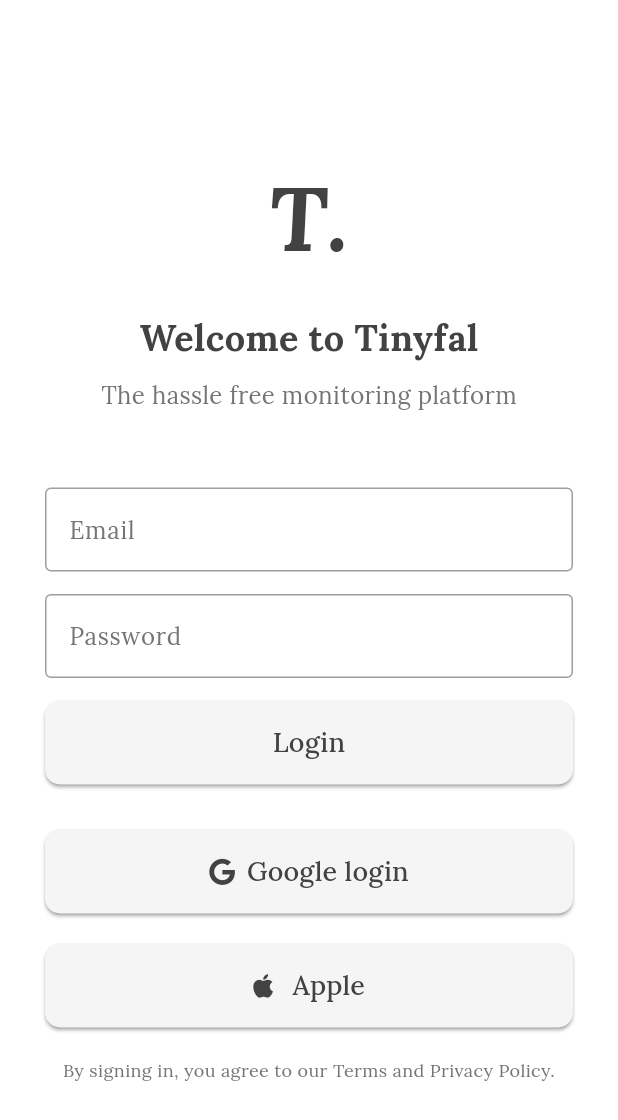
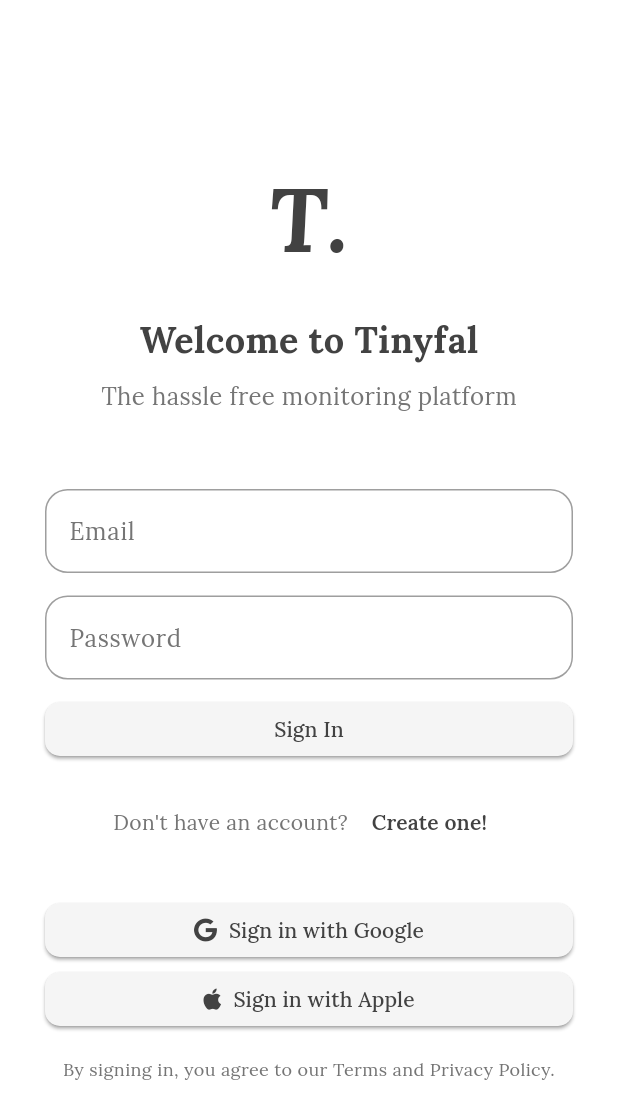
Before and after one commit to ferwanguer/tinyfal, a Flutter app: the screen it shows after launch, on a phone screen of 412 x 824 dp. Shown: the top 1120 px of the screen. Run offline on Flutter 3.47's test engine with Material 3 defaults, Android fonts, the phone set to English and light mode, and no system bars; our stand-ins replace cached_network_image, cloud_firestore, firebase_auth, firebase_core, firebase_messaging, font_awesome_flutter and 2 more; accounts and stored records are empty; generated files the repository leaves out were written again.

Commit message:
mail login and registration

```diff
--- a/tinyfal/lib/src/views/login/login.dart
+++ b/tinyfal/lib/src/views/login/login.dart
@@ -6,6 +6,7 @@
 import 'package:flutter/material.dart';
 import 'package:font_awesome_flutter/font_awesome_flutter.dart';
 import 'package:tinyfal/src/services/auth.dart';
+import 'package:tinyfal/src/views/login/register.dart';
 
 class LoginScreen extends StatelessWidget {
   const LoginScreen({super.key});
@@ -67,7 +68,9 @@
                   controller: emailController,
                   decoration: const InputDecoration(
                     labelText: 'Email',
-                    border: OutlineInputBorder(),
+                    border: OutlineInputBorder(
+                      borderRadius: BorderRadius.all(Radius.circular(15)),
+                    ),
                   ),
                   keyboardType: TextInputType.emailAddress,
                 ),
@@ -78,21 +81,25 @@
                   controller: passwordController,
                   decoration: const InputDecoration(
                     labelText: 'Password',
-                    border: OutlineInputBorder(),
+                    border: OutlineInputBorder(
+                      borderRadius: BorderRadius.all(Radius.circular(15)),
+                    ),
                   ),
                   obscureText: true,
                 ),
                 const SizedBox(height: 15),
 
                 // Login button
-                ElevatedButton(
+                SizedBox(
+                  width: 180,
+                  height: 36,
+                  child: ElevatedButton(
                     onPressed: () async {
                       try {
                         await signInWithEmail(
                           emailController.text.trim(),
                           passwordController.text,
                         );
-                      // Optionally show success or navigate
                       } catch (e) {
                         ScaffoldMessenger.of(context).showSnackBar(
                           SnackBar(content: Text('Login failed: $e')),
@@ -100,61 +107,104 @@
                       }
                     },
                     child: const Text(
-                    'Login',
-                    style: TextStyle(fontSize: 18, fontWeight: FontWeight.w500),
+                      'Sign In',
+                      style: TextStyle(
+                        fontSize: 14,
+                        fontWeight: FontWeight.w500,
+                      ),
                     ),
                     style: ElevatedButton.styleFrom(
-                    padding: const EdgeInsets.symmetric(vertical: 15),
+                      padding: const EdgeInsets.symmetric(
+                        vertical: 8,
+                        horizontal: 12,
+                      ),
                       shape: RoundedRectangleBorder(
                         borderRadius: BorderRadius.circular(10),
                       ),
                     ),
                   ),
+                ),
+                const SizedBox(height: 20),
+
+                // Create account link
+                Row(
+                  mainAxisAlignment: MainAxisAlignment.center,
+                  children: [
+                    Text(
+                      "Don't have an account? ",
+                      style: TextStyle(color: Colors.grey[600]),
+                    ),
+                    TextButton(
+                      onPressed: () {
+                        Navigator.of(context).push(
+                          MaterialPageRoute(
+                            builder: (context) => const RegisterScreen(),
+                          ),
+                        );
+                      },
+                      child: const Text(
+                        'Create one!',
+                        style: TextStyle(fontWeight: FontWeight.w600),
+                      ),
+                    ),
+                  ],
+                ),
 
                 const SizedBox(height: 30),
 
                 // Google Sign-In Button
-                ElevatedButton.icon(
+                SizedBox(
+                  width: 180,
+                  height: 36,
+                  child: ElevatedButton.icon(
                     onPressed: () {
-                    // UserCredential googleCredentials;
-                    signInWithGoogle().then((value) {
-                      //googleCredentials = value;
-                      //print(googleCredentials);
-                    });
+                      signInWithGoogle();
                     },
-                  icon: const FaIcon(FontAwesomeIcons.google),
+                    icon: const FaIcon(FontAwesomeIcons.google, size: 16),
                     label: const Text(
-                    'Google login',
-                    style: TextStyle(fontSize: 18, fontWeight: FontWeight.w500),
+                      'Sign in with Google',
+                      style: TextStyle(
+                        fontSize: 14,
+                        fontWeight: FontWeight.w500,
+                      ),
                     ),
                     style: ElevatedButton.styleFrom(
-                    padding: const EdgeInsets.symmetric(vertical: 15),
+                      padding: const EdgeInsets.symmetric(
+                        vertical: 8,
+                        horizontal: 12,
+                      ),
                       shape: RoundedRectangleBorder(
                         borderRadius: BorderRadius.circular(10),
                       ),
                     ),
                   ),
-
-                const SizedBox(height: 20),
-
+                ),
+                const SizedBox(height: 10),
                 // Apple Sign-In Button
                 if (true)
-                  ElevatedButton.icon(
+                  SizedBox(
+                    width: 180,
+                    height: 36,
+                    child: ElevatedButton.icon(
                       onPressed: () {
                         signInWithApple();
                       },
-                    icon: const FaIcon(FontAwesomeIcons.apple),
+                      icon: const FaIcon(FontAwesomeIcons.apple, size: 16),
                       label: const Text(
-                      ' Apple',
+                        'Sign in with Apple',
                         style: TextStyle(
-                        fontSize: 18,
+                          fontSize: 14,
                           fontWeight: FontWeight.w500,
                         ),
                       ),
                       style: ElevatedButton.styleFrom(
-                      padding: const EdgeInsets.symmetric(vertical: 15),
+                        padding: const EdgeInsets.symmetric(
+                          vertical: 8,
+                          horizontal: 12,
+                        ),
                         shape: RoundedRectangleBorder(
                           borderRadius: BorderRadius.circular(10),
+                        ),
                       ),
                     ),
                   ),
```
Also changed, not shown: tinyfal/lib/src/services/auth.dart (+11 -0 lines), tinyfal/lib/src/views/login/register.dart (added, +259 -0 lines). Lines whose indentation alone changed are shown as unchanged.
